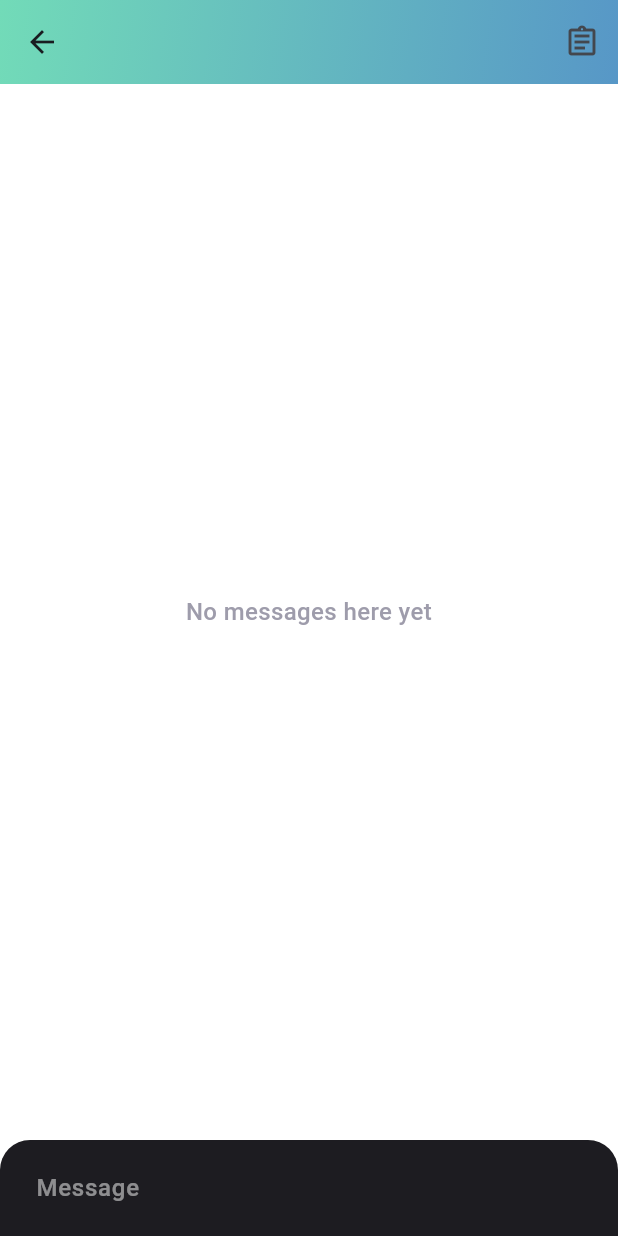
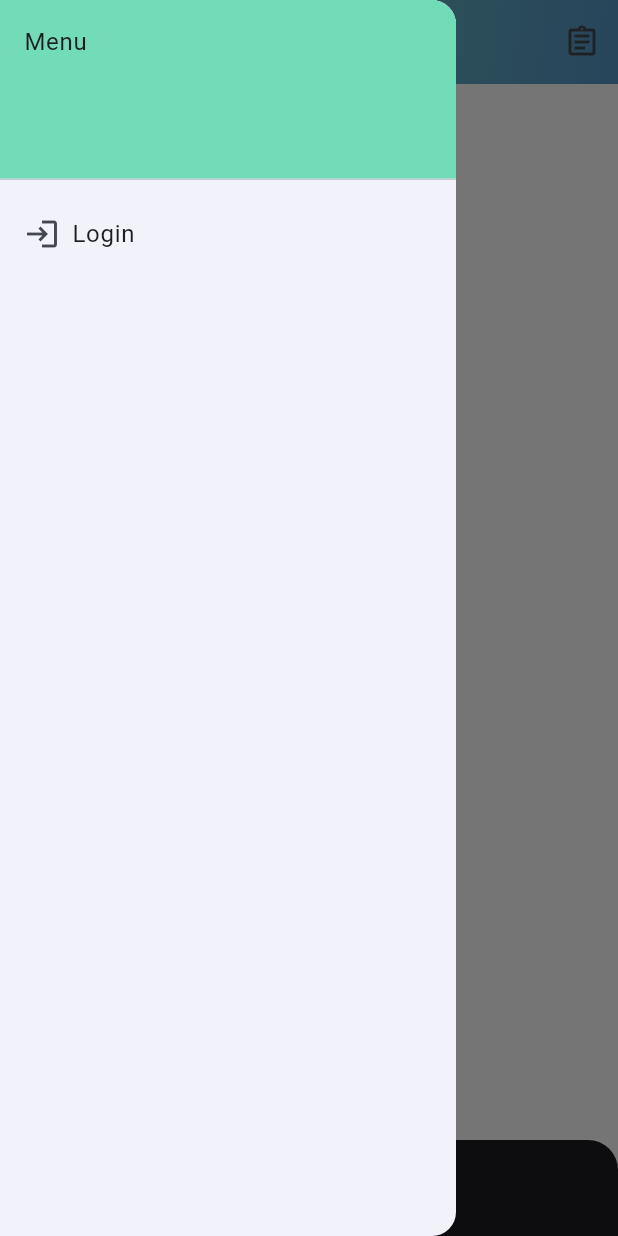
Before and after one commit to yamamomo2022/balance_ai_agent, a Flutter app: the ChatRoomPage screen opened directly, with the side drawer open (before the commit the screen has no drawer), on a phone screen of 412 x 824 dp. Run offline on Flutter 3.47's test engine with Material 3 defaults, Android fonts, the phone set to English and light mode, and no system bars; our stand-ins replace dio, flutter_chat_types, flutter_chat_ui.

Commit message:
feat: add navigation drawer with login option to chat room page
- Added a navigation drawer to the ChatRoomPage with a Login option.
- Updated import statements in chat_room_page.dart.
- Refactored CustomAppBar constructor to use the new syntax.

```diff
--- a/lib/pages/chat_room_page.dart
+++ b/lib/pages/chat_room_page.dart
@@ -1,6 +1,7 @@
 import 'dart:convert';
 import 'dart:math';
 
+import 'package:balance_ai_agent/pages/login_signup_page.dart';
 import 'package:flutter/material.dart';
 import 'package:flutter_chat_types/flutter_chat_types.dart' as types;
 import 'package:flutter_chat_ui/flutter_chat_ui.dart';
@@ -83,6 +84,38 @@ class ChatRoomPageState extends State<ChatRoomPage> {
             ),
           ],
         ),
+        drawer: Drawer(
+          child: ListView(
+            padding: EdgeInsets.zero,
+            children: <Widget>[
+              SizedBox(
+                height: 128,
+                child: DrawerHeader(
+                  child: Text('Menu'),
+                  decoration: BoxDecoration(
+                    color: Color.fromARGB(255, 114, 219, 184),
+                  ),
+                ),
+              ),
+              ListTile(
+                title: Row(
+                  children: [
+                    Icon(Icons.login),
+                    SizedBox(width: 8),
+                    Text('Login'),
+                  ],
+                ),
+                onTap: () {
+                  Navigator.push(
+                    context,
+                    MaterialPageRoute(
+                        builder: (context) => const LoginSignupPage()),
+                  );
+                },
+              ),
+            ],
+          ),
+        ),
         body: Chat(
           user: _user,
           messages: _messages,
--- a/lib/widgets/custom_app_bar.dart
+++ b/lib/widgets/custom_app_bar.dart
@@ -5,10 +5,10 @@ class CustomAppBar extends StatelessWidget implements PreferredSizeWidget {
   final List<Widget>? actions;
 
   const CustomAppBar({
-    Key? key,
+    super.key,
     this.title,
     this.actions,
-  }) : super(key: key);
+  });
 
   @override
   Size get preferredSize => const Size.fromHeight(kToolbarHeight);
```
